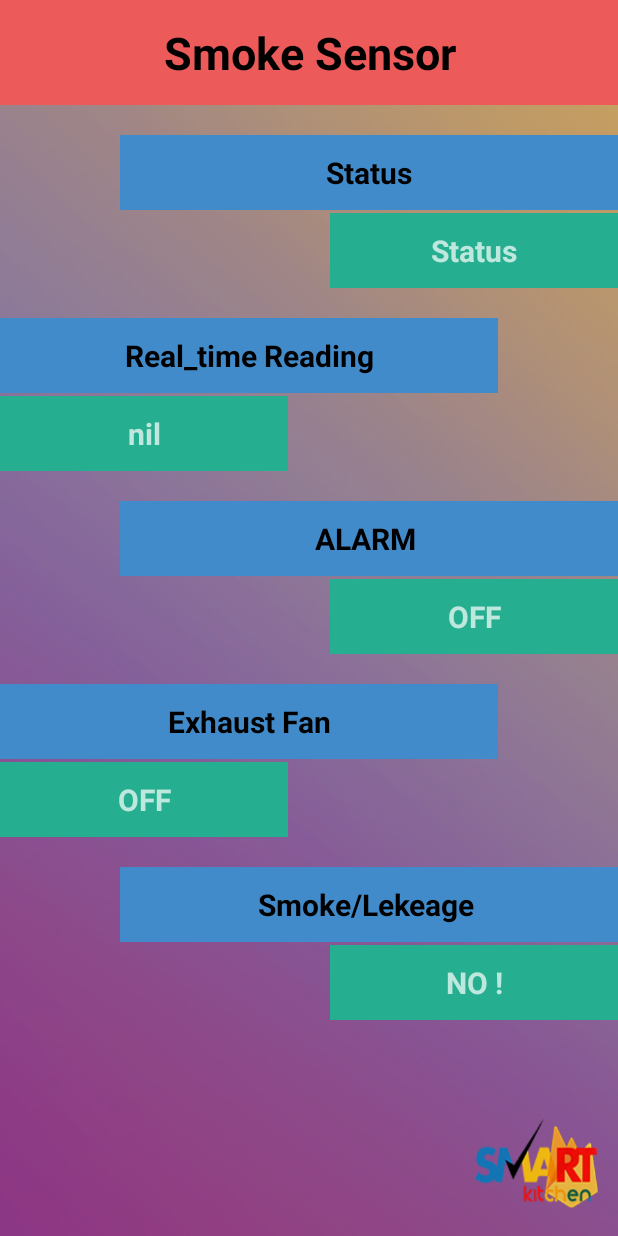
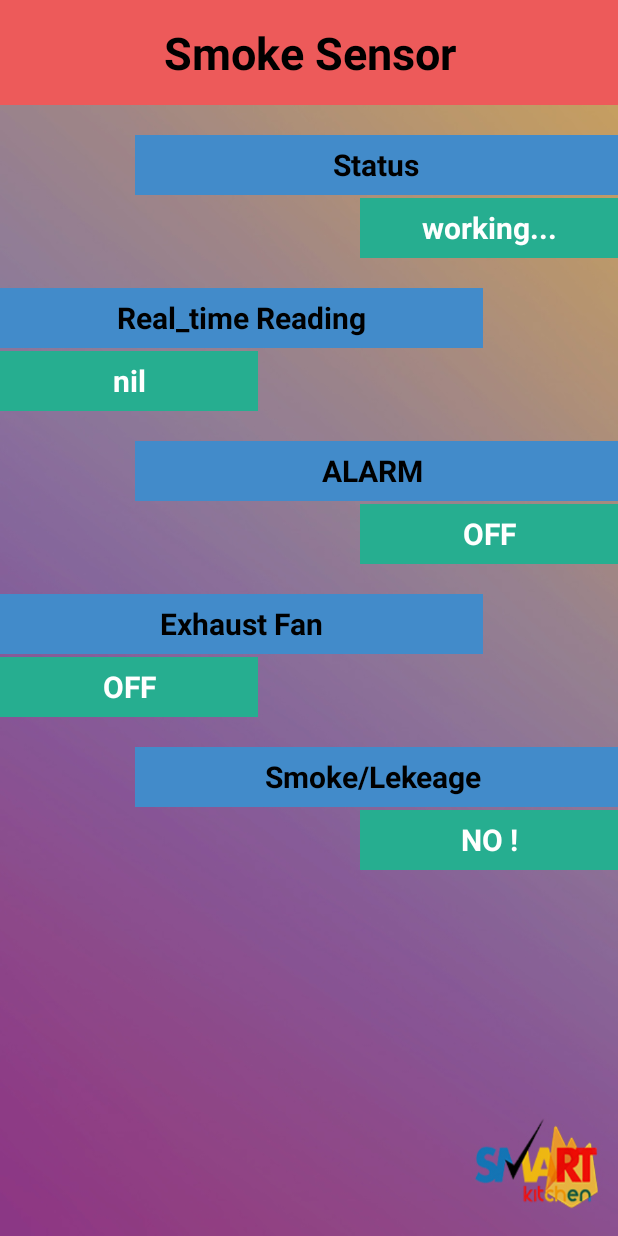
Before and after one commit to Rakesh2017/SmartKitchen, an Android app: the fragment SmokeSensorFrag shown on its own in the app's theme, on a phone screen of 412 x 824 dp. Run offline under Robolectric (Android 15) with nearby library versions, the phone set to English and light mode, and no system bars.

Commit message:
changes in smoke sensor module, additions

```diff
--- a/app/src/main/java/com/example/dell/smartkitchen/SmokeSensorFrag.java
+++ b/app/src/main/java/com/example/dell/smartkitchen/SmokeSensorFrag.java
@@ -6,12 +6,33 @@ import android.support.v4.app.Fragment;
 import android.view.LayoutInflater;
 import android.view.View;
 import android.view.ViewGroup;
+import android.view.animation.Animation;
+import android.view.animation.AnimationUtils;
+import android.widget.TextView;
+
+import org.w3c.dom.Text;
 
 
 /**
  * A simple {@link Fragment} subclass.
  */
 public class SmokeSensorFrag extends Fragment {
+
+    TextView status1;
+    TextView status2;
+    TextView realtimedata1;
+    TextView realtimedata2;
+    TextView alarm1;
+    TextView alarm2;
+    TextView fan1;
+    TextView fan2;
+    TextView leak1;
+    TextView leak2;
+
+    Animation animation1;
+    Animation animation2;
+
+
 
 
     public SmokeSensorFrag() {
@@ -23,7 +44,30 @@ public class SmokeSensorFrag extends Fragment {
     public View onCreateView(LayoutInflater inflater, ViewGroup container,
                              Bundle savedInstanceState) {
         // Inflate the layout for this fragment
-        return inflater.inflate(R.layout.fragment_smoke_sensor, container, false);
+        View view = inflater.inflate(R.layout.fragment_smoke_sensor, container, false);
+        animation1= AnimationUtils.loadAnimation(getContext(),R.anim.realrlanimate);
+        animation2= AnimationUtils.loadAnimation(getContext(),R.anim.reallranimate);
+
+        status1=(TextView)view.findViewById(R.id.ss1);
+        status2=(TextView)view.findViewById(R.id.ss2);
+
+        realtimedata1=(TextView)view.findViewById(R.id.ss3);
+        realtimedata2=(TextView)view.findViewById(R.id.ss4);
+
+        alarm1=(TextView)view.findViewById(R.id.ss5);
+        alarm2=(TextView)view.findViewById(R.id.ss6);
+
+        fan1=(TextView)view.findViewById(R.id.ss7);
+        fan2=(TextView)view.findViewById(R.id.ss8);
+
+        leak1=(TextView)view.findViewById(R.id.ss9);
+        leak2=(TextView)view.findViewById(R.id.ss10);
+
+
+
+
+
+        return view;
     }
 
 }
--- a/app/src/main/res/layout/fragment_smoke_sensor.xml
+++ b/app/src/main/res/layout/fragment_smoke_sensor.xml
@@ -25,129 +25,145 @@
         android:gravity="center"
         />
 
+
         <TextView
             android:layout_width="match_parent"
-            android:layout_height="50dp"
+            android:layout_height="40dp"
             android:layout_marginTop="20dp"
             android:background="@color/bg_main"
             android:textColor="#000000"
-            android:layout_marginLeft="80dp"
+            android:layout_marginLeft="90dp"
             android:text="Status"
             android:textSize="20dp"
             android:gravity="center"
             android:textStyle="bold"
+            android:id="@+id/ss1"
             />
         <TextView
             android:layout_width="match_parent"
-            android:layout_height="50dp"
+            android:layout_height="40dp"
             android:background="@color/bg_login"
-            android:layout_marginLeft="220dp"
-            android:text="Status"
+            android:layout_marginLeft="240dp"
+            android:text="working..."
             android:layout_marginTop="2dp"
             android:textSize="20dp"
             android:gravity="center"
             android:textStyle="bold"
+            android:textColor="#ffffff"
+            android:id="@+id/ss2"
             />
 
 
         <TextView
             android:layout_width="match_parent"
-            android:layout_height="50dp"
+            android:layout_height="40dp"
             android:layout_marginTop="20dp"
             android:background="@color/bg_main"
             android:textColor="#000000"
-            android:layout_marginRight="80dp"
+            android:layout_marginRight="90dp"
             android:text="Real_time Reading"
             android:textSize="20dp"
             android:gravity="center"
             android:textStyle="bold"
+            android:id="@+id/ss3"
             />
         <TextView
             android:layout_width="match_parent"
-            android:layout_height="50dp"
+            android:layout_height="40dp"
             android:background="@color/bg_login"
-            android:layout_marginRight="220dp"
+            android:layout_marginRight="240dp"
             android:text="nil"
             android:layout_marginTop="2dp"
             android:textSize="20dp"
             android:gravity="center"
             android:textStyle="bold"
+            android:textColor="#ffffff"
+            android:id="@+id/ss4"
             />
 
 
 
         <TextView
             android:layout_width="match_parent"
-            android:layout_height="50dp"
+            android:layout_height="40dp"
             android:layout_marginTop="20dp"
             android:background="@color/bg_main"
             android:textColor="#000000"
-            android:layout_marginLeft="80dp"
+            android:layout_marginLeft="90dp"
             android:text="ALARM "
             android:textSize="20dp"
             android:gravity="center"
             android:textStyle="bold"
+            android:id="@+id/ss5"
             />
         <TextView
             android:layout_width="match_parent"
-            android:layout_height="50dp"
+            android:layout_height="40dp"
             android:background="@color/bg_login"
-            android:layout_marginLeft="220dp"
+            android:layout_marginLeft="240dp"
             android:text="OFF"
             android:layout_marginTop="2dp"
             android:textSize="20dp"
             android:gravity="center"
             android:textStyle="bold"
+            android:textColor="#ffffff"
+            android:id="@+id/ss6"
             />
 
 
 
         <TextView
             android:layout_width="match_parent"
-            android:layout_height="50dp"
+            android:layout_height="40dp"
             android:layout_marginTop="20dp"
             android:background="@color/bg_main"
             android:textColor="#000000"
-            android:layout_marginRight="80dp"
+            android:layout_marginRight="90dp"
             android:text="Exhaust Fan"
             android:textSize="20dp"
             android:gravity="center"
             android:textStyle="bold"
+            android:id="@+id/ss7"
             />
         <TextView
             android:layout_width="match_parent"
-            android:layout_height="50dp"
+            android:layout_height="40dp"
             android:background="@color/bg_login"
-            android:layout_marginRight="220dp"
+            android:layout_marginRight="240dp"
             android:text="OFF"
             android:layout_marginTop="2dp"
             android:textSize="20dp"
             android:gravity="center"
+            android:textColor="#ffffff"
             android:textStyle="bold"
+            android:id="@+id/ss8"
             />
 
         <TextView
             android:layout_width="match_parent"
-            android:layout_height="50dp"
+            android:layout_height="40dp"
             android:layout_marginTop="20dp"
             android:background="@color/bg_main"
             android:textColor="#000000"
-            android:layout_marginLeft="80dp"
+            android:layout_marginLeft="90dp"
             android:text="Smoke/Lekeage "
             android:textSize="20dp"
             android:gravity="center"
             android:textStyle="bold"
+            android:id="@+id/ss9"
             />
         <TextView
             android:layout_width="match_parent"
-            android:layout_height="50dp"
+            android:layout_height="40dp"
             android:background="@color/bg_login"
-            android:layout_marginLeft="220dp"
+            android:layout_marginLeft="240dp"
             android:text="NO !"
             android:layout_marginTop="2dp"
             android:textSize="20dp"
             android:gravity="center"
             android:textStyle="bold"
+            android:textColor="#ffffff"
+            android:id="@+id/ss10"
             />
 
 
```
